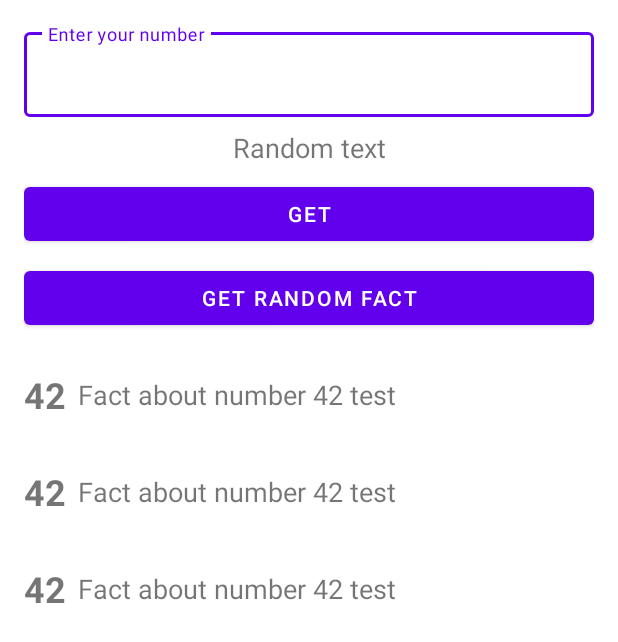
After one commit to AndrewSavchuk98/NumberFactsApp, an Android app: the layout fragment_number_fact.xml on its own in the app's theme, with its tools: preview values and no code run, on a phone screen of 412 x 824 dp. The commit adds this screen. Shown: the top 642 px of the screen. Run offline under Robolectric (Android 15) with nearby library versions, the phone set to English and light mode, and no system bars.

Commit message:
Created layouts for project

```diff
--- /dev/null
+++ b/app/src/main/res/layout/fragment_number_fact.xml
@@ -0,0 +1,55 @@
+<?xml version="1.0" encoding="utf-8"?>
+<LinearLayout xmlns:android="http://schemas.android.com/apk/res/android"
+    xmlns:tools="http://schemas.android.com/tools"
+    android:layout_width="match_parent"
+    android:layout_height="match_parent"
+    android:orientation="vertical"
+    android:padding="@dimen/normal_padding">
+
+    <com.google.android.material.textfield.TextInputLayout
+        style="@style/Widget.MaterialComponents.TextInputLayout.OutlinedBox"
+        android:layout_width="match_parent"
+        android:layout_height="wrap_content"
+        android:hint="@string/enter_your_number">
+
+        <com.google.android.material.textfield.TextInputEditText
+            android:id="@+id/numberEditText"
+            android:layout_width="match_parent"
+            android:layout_height="wrap_content" />
+    </com.google.android.material.textfield.TextInputLayout>
+
+    <TextView
+        android:id="@+id/numberFactTextView"
+        android:layout_width="match_parent"
+        android:layout_height="wrap_content"
+        android:layout_marginVertical="@dimen/small_padding"
+        android:textAlignment="center"
+        android:textSize="@dimen/text_size"
+        tools:text="Random text" />
+
+    <com.google.android.material.progressindicator.LinearProgressIndicator
+        android:id="@+id/progress_horizontal"
+        android:layout_width="match_parent"
+        android:layout_height="wrap_content"
+        android:visibility="gone" />
+
+    <com.google.android.material.button.MaterialButton
+        android:id="@+id/getButton"
+        android:layout_width="match_parent"
+        android:layout_height="wrap_content"
+        android:text="@string/get" />
+
+    <com.google.android.material.button.MaterialButton
+        android:id="@+id/getRandomFactButton"
+        android:layout_width="match_parent"
+        android:layout_height="wrap_content"
+        android:layout_marginVertical="@dimen/small_padding"
+        android:text="@string/get_random_fact" />
+
+    <androidx.recyclerview.widget.RecyclerView
+        android:id="@+id/factsRecyclerView"
+        android:layout_width="match_parent"
+        android:layout_height="match_parent"
+        tools:listitem="@layout/number_fact_item" />
+
+</LinearLayout>
--- /dev/null
+++ b/app/src/main/res/layout/number_fact_item.xml
@@ -0,0 +1,25 @@
+<?xml version="1.0" encoding="utf-8"?>
+<LinearLayout xmlns:android="http://schemas.android.com/apk/res/android"
+    xmlns:tools="http://schemas.android.com/tools"
+    android:layout_width="match_parent"
+    android:layout_height="wrap_content"
+    android:gravity="center_vertical"
+    android:orientation="horizontal"
+    android:paddingVertical="@dimen/normal_padding">
+
+    <TextView
+        android:id="@+id/numberTextView"
+        android:layout_width="wrap_content"
+        android:layout_height="wrap_content"
+        android:layout_marginEnd="@dimen/small_padding"
+        android:textSize="@dimen/text_size_24"
+        android:textStyle="bold"
+        tools:text="42" />
+
+    <TextView
+        android:id="@+id/factTextView"
+        android:layout_width="wrap_content"
+        android:layout_height="wrap_content"
+        android:textSize="@dimen/text_size"
+        tools:text="Fact about number 42 test" />
+</LinearLayout>
--- /dev/null
+++ b/app/src/main/res/values/dimens.xml
@@ -0,0 +1,8 @@
+<?xml version="1.0" encoding="utf-8"?>
+<resources>
+    <dimen name="text_size">18sp</dimen>
+    <dimen name="small_padding">8dp</dimen>
+    <dimen name="normal_padding">16dp</dimen>
+    <dimen name="text_size_24">24sp</dimen>
+    <dimen name="text_size_48">48sp</dimen>
+</resources>
--- a/app/src/main/res/values/strings.xml
+++ b/app/src/main/res/values/strings.xml
@@ -1,3 +1,7 @@
 <resources>
     <string name="app_name">NumberFactsApp</string>
+    <string name="enter_your_number">Enter your number</string>
+    <string name="get">Get</string>
+    <string name="get_random_fact">Get random fact</string>
+    <string name="go_back">Go back</string>
 </resources>
```
Also changed, not shown: app/src/main/res/layout/activity_main.xml (+3 -14 lines), app/src/main/res/layout/fragment_number_detail.xml (added, +33 -0 lines).
